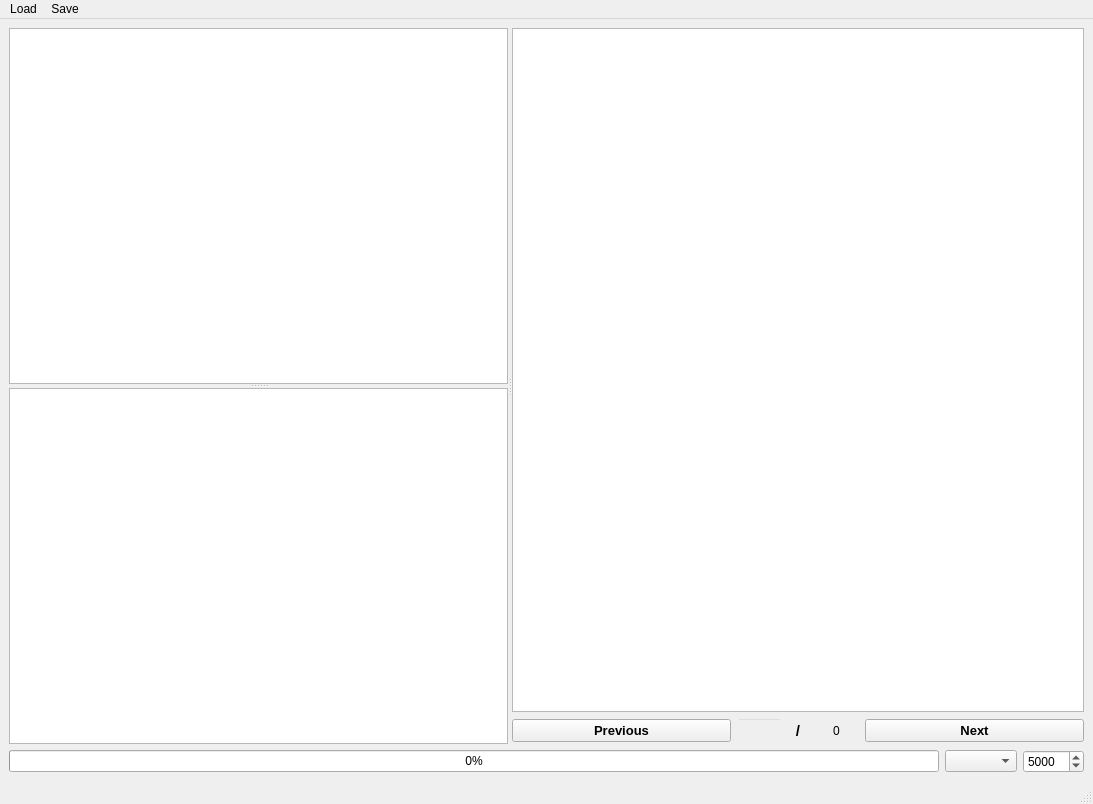
masceron/Hanvi, file components/mainwindow.ui: the form before one commit.
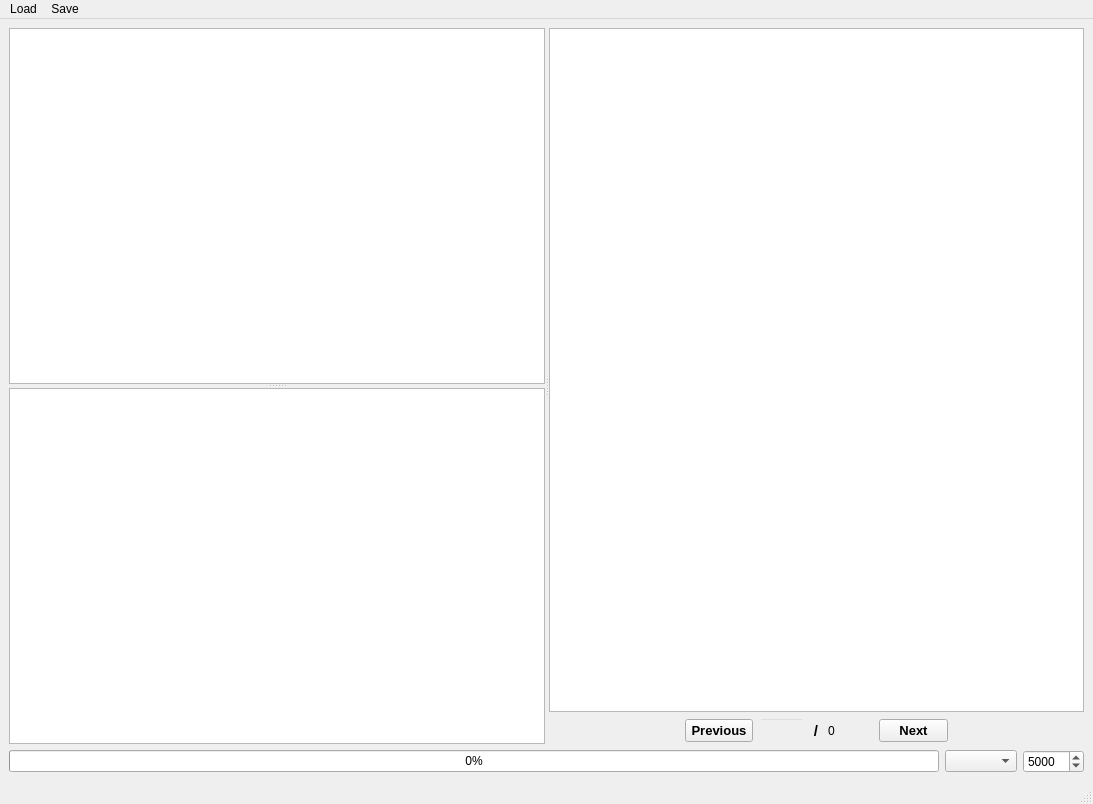
The form after the commit.

Diff of the .ui file:
```diff
--- a/components/mainwindow.ui
+++ b/components/mainwindow.ui
@@ -44,7 +44,7 @@
         </property>
        </widget>
       </widget>
-      <widget class="QWidget" name="">
+      <widget class="QWidget" name="layoutWidget">
        <layout class="QVBoxLayout" name="vn_out" stretch="1,0">
         <item>
          <widget class="QTextBrowser" name="vn_output">
@@ -57,9 +57,28 @@
          </widget>
         </item>
         <item>
-         <layout class="QHBoxLayout" name="page_control" stretch="1,0,1">
+         <layout class="QHBoxLayout" name="page_control" stretch="2,1,2,1,2">
+          <item>
+           <spacer name="spacer">
+            <property name="orientation">
+             <enum>Qt::Orientation::Horizontal</enum>
+            </property>
+            <property name="sizeHint" stdset="0">
+             <size>
+              <width>40</width>
+              <height>20</height>
+             </size>
+            </property>
+           </spacer>
+          </item>
           <item>
            <widget class="QPushButton" name="previous_page">
+            <property name="sizePolicy">
+             <sizepolicy hsizetype="Ignored" vsizetype="Fixed">
+              <horstretch>0</horstretch>
+              <verstretch>0</verstretch>
+             </sizepolicy>
+            </property>
             <property name="font">
              <font>
               <pointsize>10</pointsize>
@@ -77,7 +96,7 @@
           <item>
            <layout class="QHBoxLayout" name="page_counter" stretch="0,1,0">
             <property name="spacing">
-             <number>6</number>
+             <number>2</number>
             </property>
             <item>
              <widget class="QLineEdit" name="current_page">
@@ -114,12 +133,18 @@
                <string notr="true">background: transparent</string>
               </property>
               <property name="alignment">
-               <set>Qt::AlignmentFlag::AlignCenter</set>
+               <set>Qt::AlignmentFlag::AlignRight|Qt::AlignmentFlag::AlignTrailing|Qt::AlignmentFlag::AlignVCenter</set>
               </property>
              </widget>
             </item>
             <item>
              <widget class="QLabel" name="slash">
+              <property name="sizePolicy">
+               <sizepolicy hsizetype="Expanding" vsizetype="Preferred">
+                <horstretch>0</horstretch>
+                <verstretch>0</verstretch>
+               </sizepolicy>
+              </property>
               <property name="minimumSize">
                <size>
                 <width>20</width>
@@ -181,7 +206,7 @@
                <string>0</string>
               </property>
               <property name="alignment">
-               <set>Qt::AlignmentFlag::AlignCenter</set>
+               <set>Qt::AlignmentFlag::AlignLeading|Qt::AlignmentFlag::AlignLeft|Qt::AlignmentFlag::AlignVCenter</set>
               </property>
              </widget>
             </item>
@@ -189,6 +214,12 @@
           </item>
           <item>
            <widget class="QPushButton" name="next_page">
+            <property name="sizePolicy">
+             <sizepolicy hsizetype="Ignored" vsizetype="Fixed">
+              <horstretch>0</horstretch>
+              <verstretch>0</verstretch>
+             </sizepolicy>
+            </property>
             <property name="font">
              <font>
               <pointsize>10</pointsize>
@@ -203,6 +234,19 @@
             </property>
            </widget>
           </item>
+          <item>
+           <spacer name="spacer_2">
+            <property name="orientation">
+             <enum>Qt::Orientation::Horizontal</enum>
+            </property>
+            <property name="sizeHint" stdset="0">
+             <size>
+              <width>40</width>
+              <height>20</height>
+             </size>
+            </property>
+           </spacer>
+          </item>
          </layout>
         </item>
        </layout>
```
